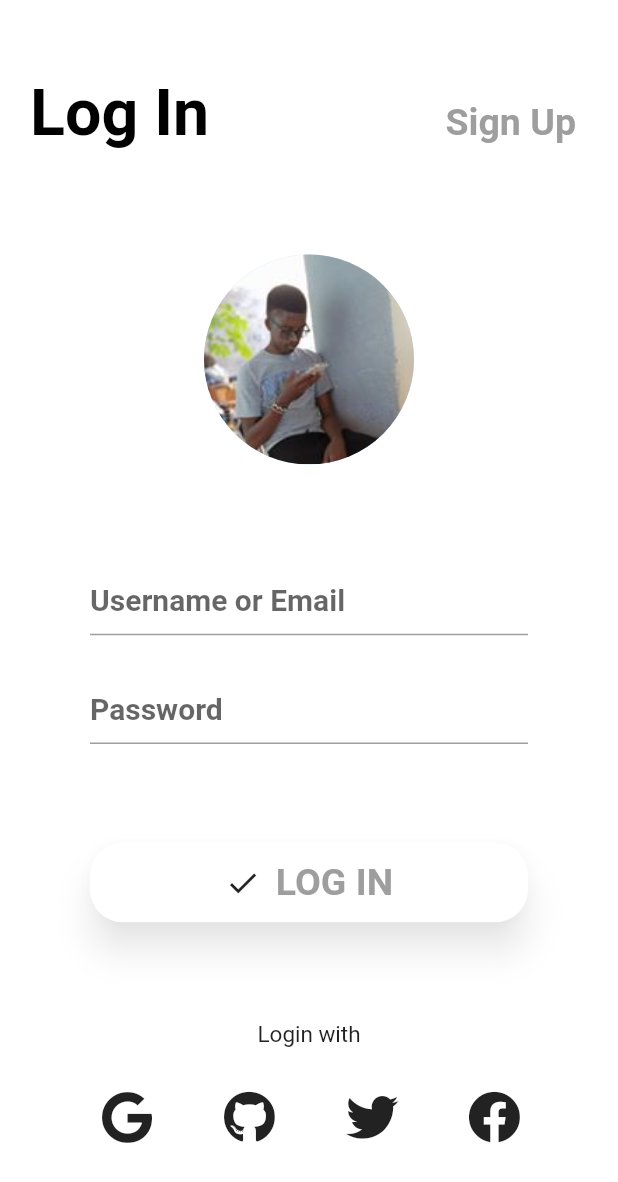
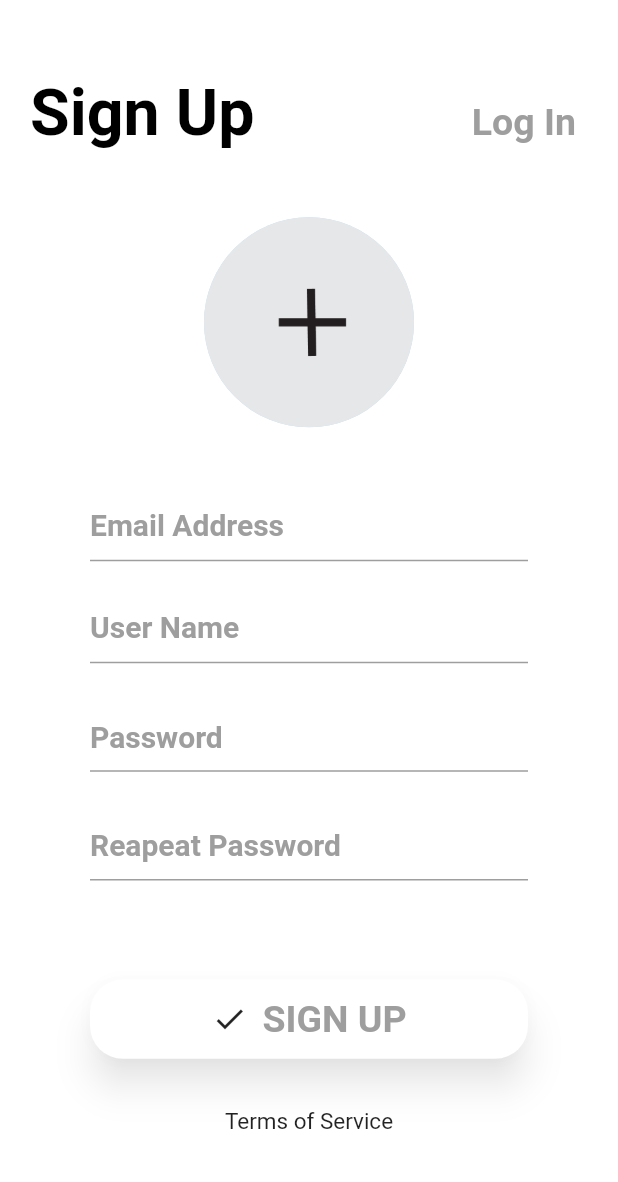
Before and after one commit to dunhd/Welcome-Login-UI, a Flutter app: the screen it shows after launch, after a tap on "Sign Up", on a phone screen of 412 x 824 dp. Shown: the top 1182 px of the screen. Run offline on Flutter 3.47's test engine with Material 2 defaults, Android fonts, the phone set to English and light mode, and no system bars; our stand-ins replace font_awesome_flutter.

Commit message:
Complete SignUp UI, Re-factor LogIn UI code

```diff
--- /dev/null
+++ b/lib/components/extra_info.dart
@@ -0,0 +1,26 @@
+import 'package:flutter/material.dart';
+
+class ExtraInfo extends StatelessWidget {
+  final String info;
+  const ExtraInfo({
+    Key key,
+    this.info,
+  }) : super(key: key);
+
+  @override
+  Widget build(BuildContext context) {
+    return InkWell(
+      onTap: () {},
+      child: Padding(
+        padding: const EdgeInsets.all(8.0),
+        child: Text(
+          info,
+          style: TextStyle(
+            fontFamily: 'Roboto',
+            fontSize: 15.0,
+          ),
+        ),
+      ),
+    );
+  }
+}
--- a/lib/screens/login_screen/components/input_field_container.dart
+++ b/lib/components/input_field_container.dart
@@ -32,6 +32,7 @@ class InputFieldContainer extends StatelessWidget {
 
   TextStyle inputFieldTextStyle() {
     return TextStyle(
+      color: kPrimaryColor,
       fontFamily: 'Roboto',
       fontSize: 20.0,
       fontWeight: FontWeight.bold,
--- /dev/null
+++ b/lib/components/profile_photo.dart
@@ -0,0 +1,20 @@
+import 'package:flutter/material.dart';
+
+class ProfilePhoto extends StatelessWidget {
+  final String imgUrl;
+  const ProfilePhoto({
+    Key key,
+    this.imgUrl,
+  }) : super(key: key);
+
+  @override
+  Widget build(BuildContext context) {
+    return GestureDetector(
+      onTap: () {},
+      child: CircleAvatar(
+        radius: 70.0,
+        backgroundImage: AssetImage(imgUrl),
+      ),
+    );
+  }
+}
--- a/lib/screens/login_screen/components/screen_heading.dart
+++ b/lib/components/screen_heading.dart
@@ -2,8 +2,14 @@ import 'package:flutter/material.dart';
 import 'package:welcome_login_ui/constants.dart';
 
 class ScreenHeading extends StatelessWidget {
+  final Widget route;
+  final String screenAction;
+  final String screenOption;
   const ScreenHeading({
     Key key,
+    @required this.route,
+    this.screenAction,
+    this.screenOption,
   }) : super(key: key);
 
   @override
@@ -17,7 +23,7 @@ class ScreenHeading extends StatelessWidget {
           crossAxisAlignment: CrossAxisAlignment.baseline,
           children: <Widget>[
             Text(
-              'Log In',
+              screenAction,
               style: TextStyle(
                   color: kTextColor,
                   fontFamily: 'Roboto',
@@ -26,11 +32,18 @@ class ScreenHeading extends StatelessWidget {
             ),
             Spacer(),
             InkWell(
-              onTap: () {},
+              onTap: () {
+                Navigator.push(
+                  context,
+                  MaterialPageRoute(
+                    builder: (context) => route,
+                  ),
+                );
+              },
               child: Padding(
                 padding: const EdgeInsets.all(8.0),
                 child: Text(
-                  'Sign Up',
+                  screenOption,
                   style: TextStyle(
                       color: kPrimaryColor,
                       fontFamily: 'Roboto',
--- a/lib/screens/login_screen/login_screen.dart
+++ b/lib/screens/login_screen/login_screen.dart
@@ -1,9 +1,12 @@
 import 'package:flutter/material.dart';
 import 'package:welcome_login_ui/constants.dart';
-import 'components/screen_heading.dart';
-import 'components/input_field_container.dart';
-import 'components/action_button.dart';
+import '../../components/screen_heading.dart';
+import '../../components/input_field_container.dart';
+import '../../components/action_button.dart';
 import 'components/social_icons.dart';
+import 'package:welcome_login_ui/screens/signup_screen/signup_screen.dart';
+import 'package:welcome_login_ui/components/profile_photo.dart';
+import 'package:welcome_login_ui/components/extra_info.dart';
 
 class LogInScreen extends StatelessWidget {
   @override
@@ -15,11 +18,14 @@ class LogInScreen extends StatelessWidget {
         scrollDirection: Axis.vertical,
         child: Column(
           children: <Widget>[
-            ScreenHeading(),
+            ScreenHeading(
+              route: SignUpScreen(),
+              screenAction: 'Log In',
+              screenOption: 'Sign Up',
+            ),
             SizedBox(height: size.height * 0.08),
-            CircleAvatar(
-              radius: 70.0,
-              backgroundImage: AssetImage('assets/images/duncohd.jpg'),
+            ProfilePhoto(
+              imgUrl: 'assets/images/duncohd.jpg',
             ),
             SizedBox(height: size.height * 0.08),
             InputFieldContainer(
@@ -42,17 +48,14 @@ class LogInScreen extends StatelessWidget {
               action: 'LOG IN',
             ),
             SizedBox(height: size.height * 0.08),
-            Text(
-              'Login with',
-              style: TextStyle(
-                fontFamily: 'Roboto',
-                fontSize: 15.0,
-              ),
+            ExtraInfo(
+              info: 'Login with',
             ),
             SizedBox(
               height: 20.0,
             ),
             SocialIcons(),
+            SizedBox(height: size.height * 0.08),
           ],
         ),
       ),
--- /dev/null
+++ b/lib/screens/signup_screen/signup_screen.dart
@@ -0,0 +1,78 @@
+import 'package:flutter/material.dart';
+import 'package:welcome_login_ui/constants.dart';
+import 'package:welcome_login_ui/components/screen_heading.dart';
+import 'package:welcome_login_ui/screens/login_screen/login_screen.dart';
+import 'package:welcome_login_ui/components/profile_photo.dart';
+import 'package:welcome_login_ui/components/input_field_container.dart';
+import 'package:welcome_login_ui/components/action_button.dart';
+import 'package:welcome_login_ui/components/extra_info.dart';
+
+class SignUpScreen extends StatelessWidget {
+  @override
+  Widget build(BuildContext context) {
+    Size size = MediaQuery.of(context).size;
+
+    return Scaffold(
+      backgroundColor: kBackgroundColor,
+      body: SingleChildScrollView(
+        scrollDirection: Axis.vertical,
+        child: Column(
+          children: <Widget>[
+            ScreenHeading(
+              screenAction: 'Sign Up',
+              screenOption: 'Log In',
+              route: LogInScreen(),
+            ),
+            SizedBox(height: size.height * 0.05),
+            ProfilePhoto(
+              imgUrl: 'assets/images/addPhoto.jpg',
+            ),
+            SizedBox(height: size.height * 0.05),
+            InputFieldContainer(
+              hintText: 'Email Address',
+              onChanged: (value) {},
+              obscureText: false,
+            ),
+            SizedBox(height: 20.0),
+            InputFieldContainer(
+              hintText: 'User Name',
+              onChanged: (value) {},
+              obscureText: false,
+            ),
+            SizedBox(height: 20.0),
+            InputFieldContainer(
+              hintText: 'Password',
+              onChanged: (value) {},
+              obscureText: true,
+              suffix: Icon(
+                Icons.visibility,
+                color: kPrimaryColor,
+              ),
+            ),
+            SizedBox(height: 20.0),
+            InputFieldContainer(
+              hintText: 'Reapeat Password',
+              onChanged: (value) {},
+              obscureText: true,
+              suffix: Icon(
+                Icons.visibility,
+                color: kPrimaryColor,
+              ),
+            ),
+            SizedBox(height: size.height * 0.08),
+            ActionButton(
+              action: 'SIGN UP',
+            ),
+            SizedBox(
+              height: 25.0,
+            ),
+            ExtraInfo(
+              info: 'Terms of Service',
+            ),
+            SizedBox(height: size.height * 0.08),
+          ],
+        ),
+      ),
+    );
+  }
+}
```
Also changed, not shown: assets/images/addPhoto.jpg (added), assets/images/addPhoto.svg (added), lib/components/action_button.dart (renamed from lib/screens/login_screen/components/action_button.dart), lib/constants.dart (line endings or trailing spaces).
